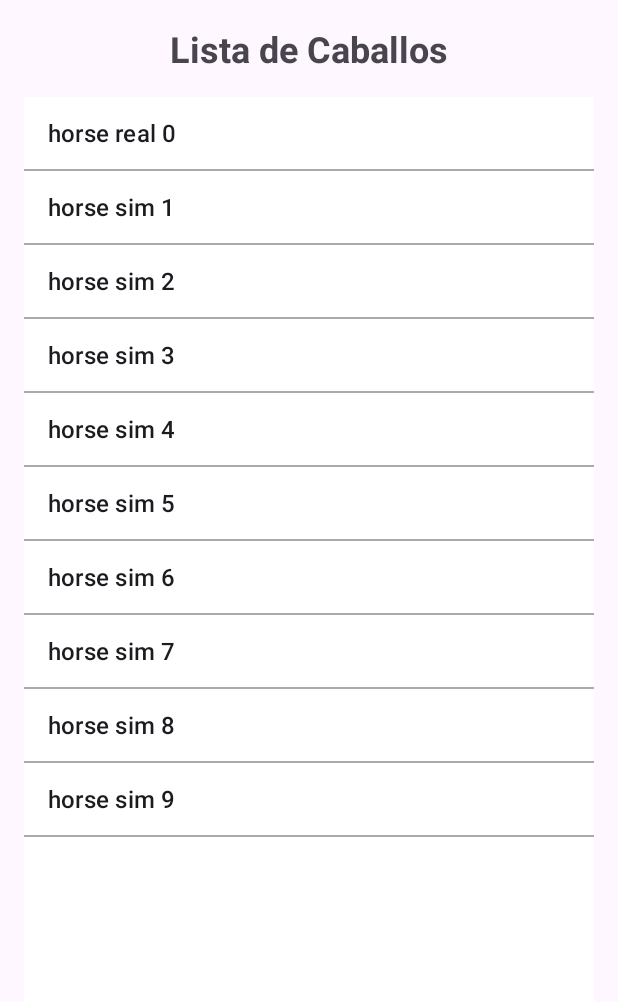
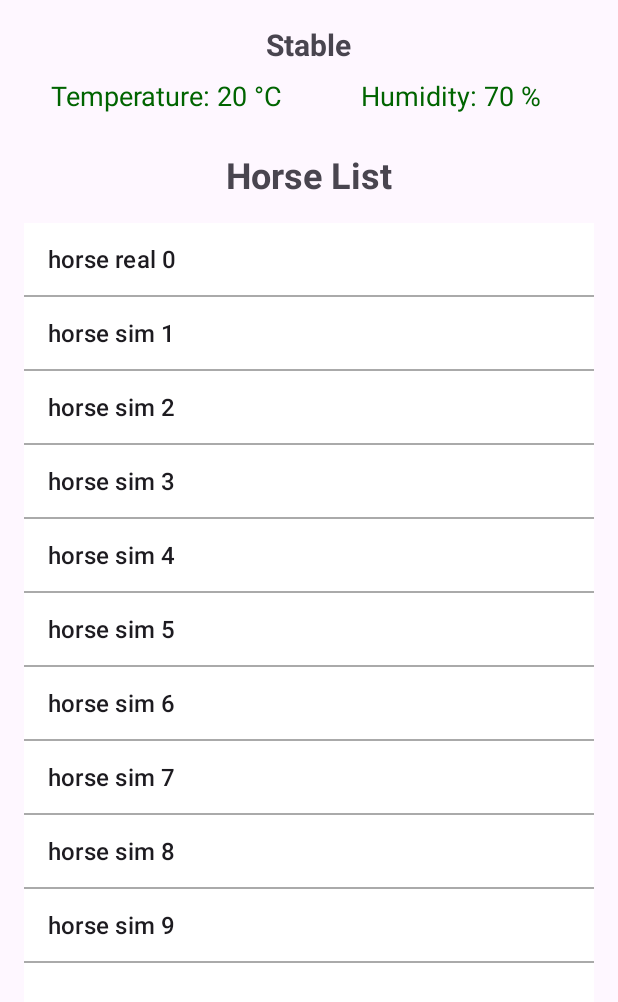
Before and after one commit to nurSamcea/horsesProject, an Android app: the screen it shows after launch (MainActivity), on a phone screen of 412 x 824 dp. Shown: the top 1002 px of the screen. Run offline under Robolectric (Android 15) with nearby library versions, the phone set to English and light mode, and no system bars; libraries missing offline, so code that uses them is left out: com.hivemq.client; 2 statements that could not run were skipped.

Commit message:
add stable, fix crash, translate to english

```diff
--- a/horsesApp/app/src/main/res/layout/activity_main.xml
+++ b/horsesApp/app/src/main/res/layout/activity_main.xml
@@ -2,12 +2,50 @@
     android:layout_width="match_parent"
     android:layout_height="match_parent"
     android:orientation="vertical"
-    android:padding="16dp">
+    android:padding="16dp"
+    android:gravity="center">
 
     <TextView
         android:layout_width="wrap_content"
         android:layout_height="wrap_content"
-        android:text="Lista de Caballos"
+        android:text="Stable"
+        android:textSize="20sp"
+        android:textStyle="bold"
+        android:layout_gravity="center_horizontal"
+        android:layout_marginBottom="8dp" />
+
+    <LinearLayout
+        android:layout_width="match_parent"
+        android:layout_height="wrap_content"
+        android:orientation="horizontal"
+        android:layout_marginBottom="24sp"
+        android:gravity="center_horizontal">
+
+        <TextView
+            android:id="@+id/temperature_text"
+            android:layout_width="0dp"
+            android:layout_height="match_parent"
+            android:layout_weight="1"
+            android:text="Temperature: 20 °C"
+            android:textSize="18sp"
+            android:textColor="@color/dark_green"
+            android:gravity="center" />
+
+        <TextView
+            android:id="@+id/humidity_text"
+            android:layout_width="0dp"
+            android:layout_height="match_parent"
+            android:layout_weight="1"
+            android:text="Humidity: 70 %"
+            android:textSize="18sp"
+            android:textColor="@color/dark_green"
+            android:gravity="center" />
+    </LinearLayout>
+
+    <TextView
+        android:layout_width="wrap_content"
+        android:layout_height="wrap_content"
+        android:text="Horse List"
         android:textSize="24sp"
         android:textStyle="bold"
         android:layout_gravity="center_horizontal"
--- a/horsesApp/app/src/main/res/values/colors.xml
+++ b/horsesApp/app/src/main/res/values/colors.xml
@@ -2,4 +2,6 @@
 <resources>
     <color name="black">#FF000000</color>
     <color name="white">#FFFFFFFF</color>
+    <color name="dark_green">#006400</color>
+    <color name="dark_red">#8B0000</color>
 </resources>
```
Also changed, not shown: horsesApp/app/src/main/java/com/example/horsesapp/HorseDetailActivity.java (+26 -27 lines), horsesApp/app/src/main/java/com/example/horsesapp/MainActivity.java (+30 -30 lines), horsesApp/app/src/main/res/layout/activity_horse_detail.xml (+8 -9 lines).
